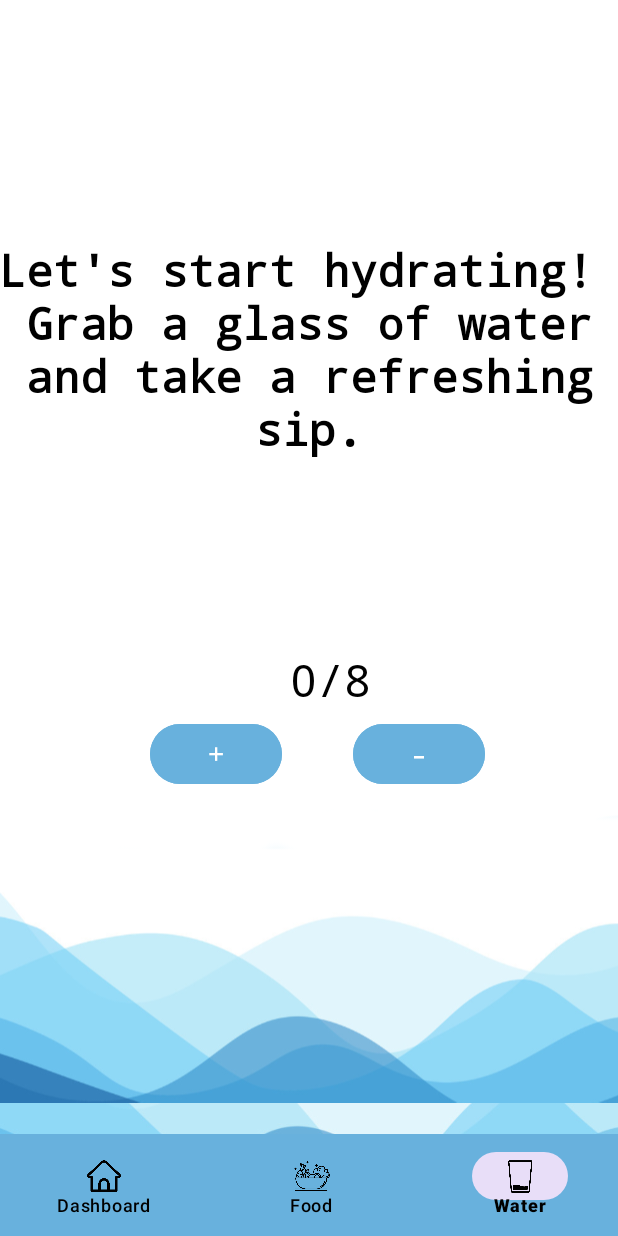
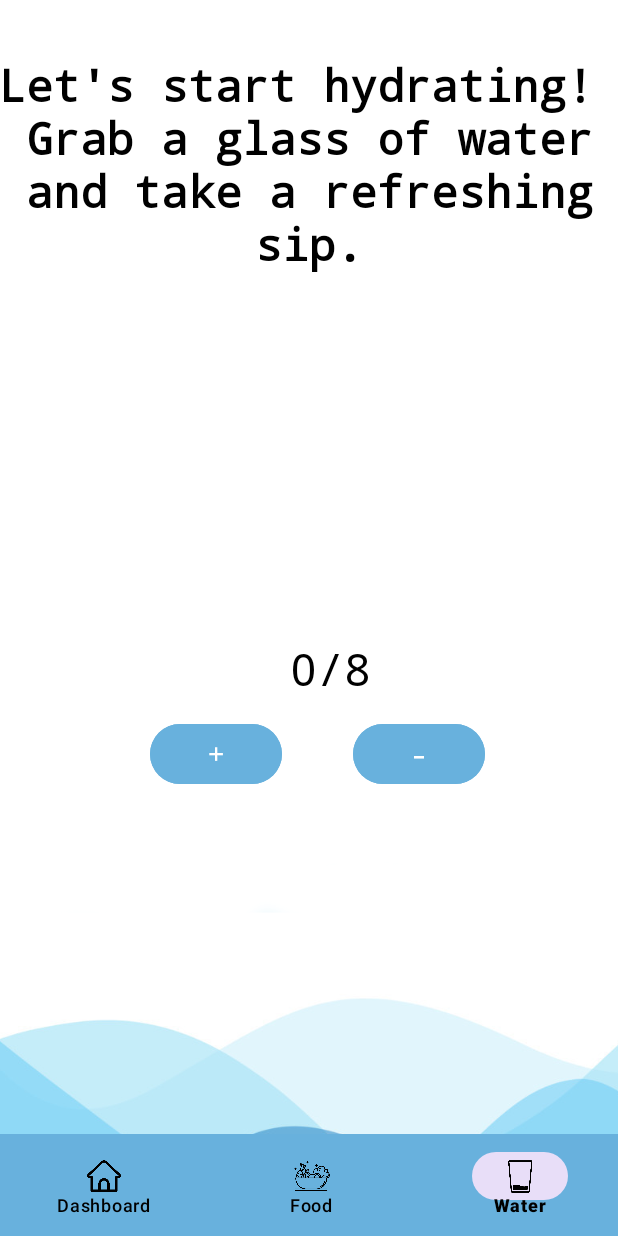
Before and after one commit to AyatKamona/Health-Harvest, an Android app: the WaterTrackerActivity screen opened directly, with no data from a screen before it, on a phone screen of 412 x 824 dp. Run offline under Robolectric (Android 15) with nearby library versions, the phone set to English and light mode, and no system bars.

Commit message:
fixed water image to fit screen

```diff
--- a/HealthHarvest/app/src/main/res/layout/activity_water_tracker.xml
+++ b/HealthHarvest/app/src/main/res/layout/activity_water_tracker.xml
@@ -8,16 +8,54 @@
     tools:context=".WaterTrackerActivity">
 
 
-    <ImageView
-        android:id="@+id/waterFill"
+    <androidx.constraintlayout.widget.ConstraintLayout
         android:layout_width="match_parent"
-        android:layout_height="match_parent"
-        app:layout_constraintBottom_toTopOf="@+id/bottomNavigationView"
-        app:layout_constraintEnd_toEndOf="parent"
-        app:layout_constraintHorizontal_bias="0.0"
-        app:layout_constraintStart_toStartOf="parent"
-        app:layout_constraintTop_toTopOf="parent"
-        app:layout_constraintVertical_bias="0.0" />
+        android:layout_height="match_parent">
+
+        <!-- Top guideline -->
+        <androidx.constraintlayout.widget.Guideline
+            android:id="@+id/guideline_top"
+            android:layout_width="wrap_content"
+            android:layout_height="wrap_content"
+            android:orientation="horizontal"
+            app:layout_constraintGuide_percent="0" />
+
+        <!-- Bottom guideline -->
+        <androidx.constraintlayout.widget.Guideline
+            android:id="@+id/guideline_bottom"
+            android:layout_width="wrap_content"
+            android:layout_height="wrap_content"
+            android:orientation="horizontal"
+            app:layout_constraintGuide_percent="1" />
+
+        <!-- Left guideline -->
+        <androidx.constraintlayout.widget.Guideline
+            android:id="@+id/guideline_left"
+            android:layout_width="wrap_content"
+            android:layout_height="wrap_content"
+            android:orientation="vertical"
+            app:layout_constraintGuide_percent="0" />
+
+        <!-- Right guideline -->
+        <androidx.constraintlayout.widget.Guideline
+            android:id="@+id/guideline_right"
+            android:layout_width="wrap_content"
+            android:layout_height="wrap_content"
+            android:orientation="vertical"
+            app:layout_constraintGuide_percent="1" />
+
+        <!-- ImageView -->
+        <ImageView
+            android:id="@+id/waterFill"
+            android:layout_width="0dp"
+            android:layout_height="0dp"
+            app:layout_constraintBottom_toTopOf="@id/guideline_bottom"
+            app:layout_constraintEnd_toStartOf="@id/guideline_right"
+            app:layout_constraintStart_toEndOf="@id/guideline_left"
+            app:layout_constraintTop_toBottomOf="@id/guideline_top"
+            android:scaleType="centerCrop" />
+
+    </androidx.constraintlayout.widget.ConstraintLayout>
 
     <androidx.constraintlayout.widget.ConstraintLayout
         android:layout_width="wrap_content"
```
